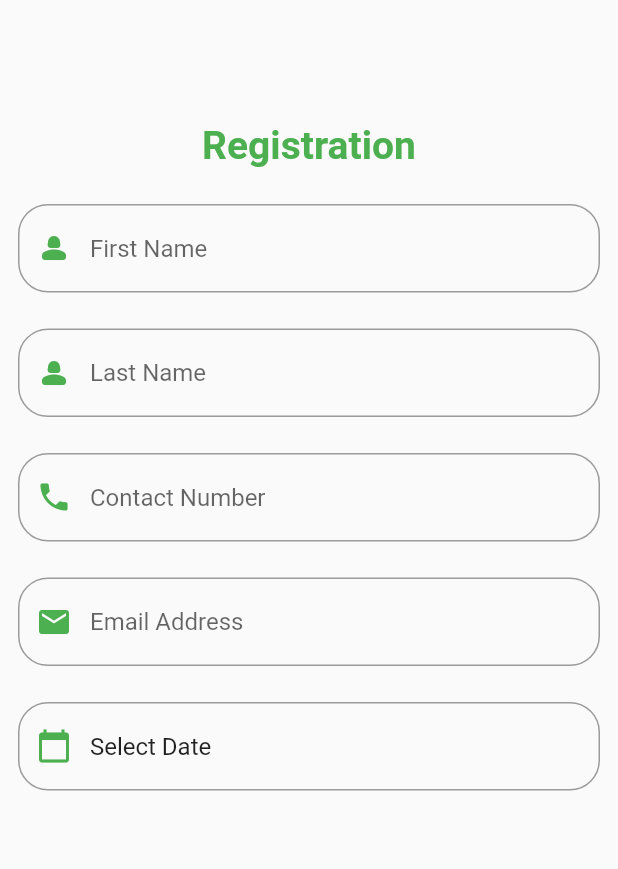
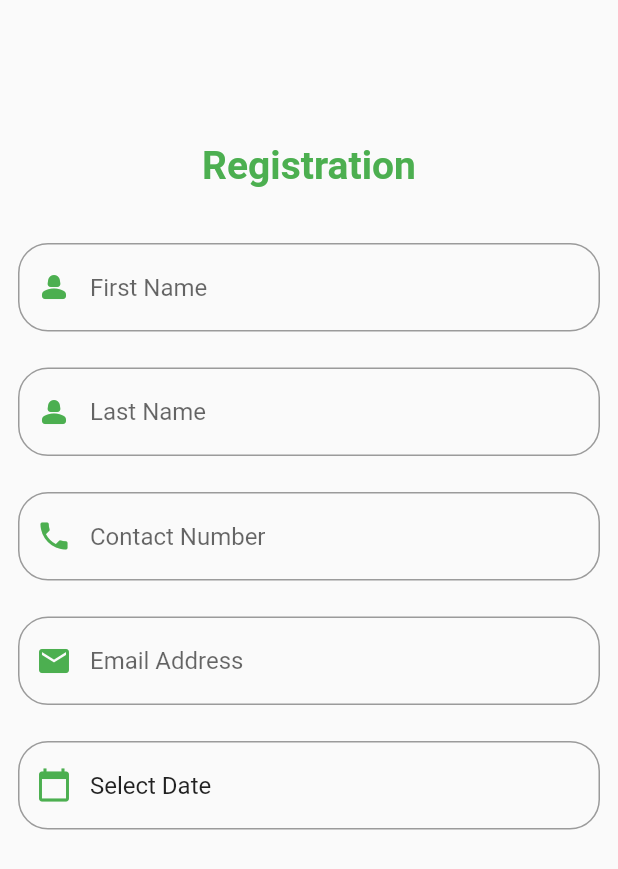
Before and after one commit to Zarik04/flutter_hotel_reservation_system, a Flutter app: the RegisterPage screen opened directly, on a phone screen of 412 x 824 dp. Shown: the top 869 px of the screen. Run offline on Flutter 3.47's test engine with Material 2 defaults, Android fonts, the phone set to English and light mode, and no system bars.

Commit message:
edited Padding values in RegistrationPage.dart

```diff
--- a/lib/RegistrationPage.dart
+++ b/lib/RegistrationPage.dart
@@ -34,7 +34,7 @@ class _RegisterPageState extends State<RegisterPage> {
             child: Column(
               children: [
                 Padding(
-                  padding: const EdgeInsets.all(12.0),
+                  padding: const EdgeInsets.all(25.0),
                   child: Text(
                     'Registration',
                     style: TextStyle(
```
